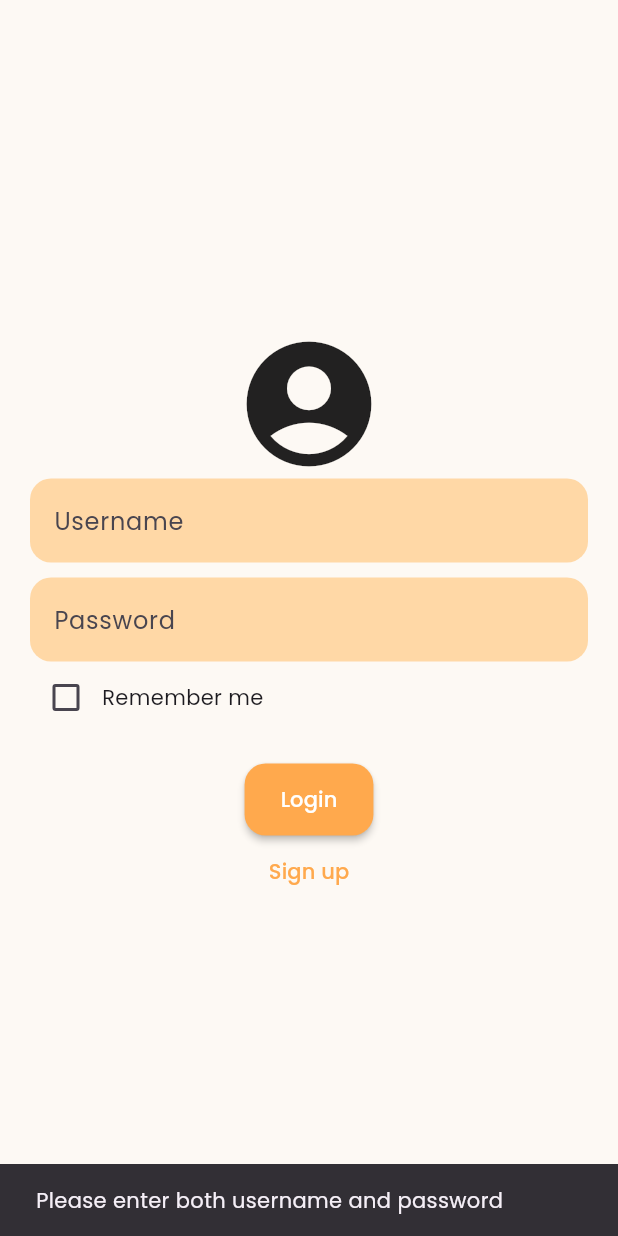
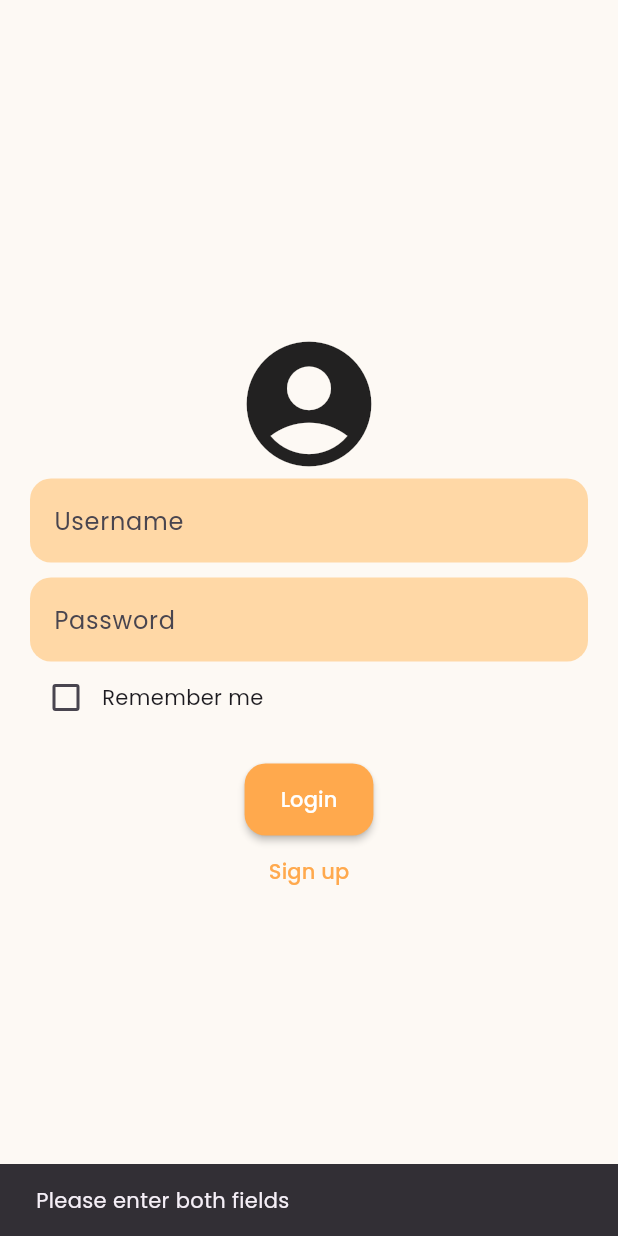
Before and after one commit to Zade19/gradd, a Flutter app: the screen it shows after launch, after a tap on "Login", on a phone screen of 412 x 824 dp. Run offline on Flutter 3.47's test engine with Material 3 defaults, Android fonts, the phone set to English and light mode, and no system bars; our stand-ins replace firebase_core, firebase_messaging, flutter_secure_storage, google_fonts, image_picker, parse_server_sdk_flutter and 1 more; accounts and stored records are empty.

Commit message:
Merge remote-tracking branch 'origin/v2' into v2

```diff
--- a/gradd/lib/sign_in_page.dart
+++ b/gradd/lib/sign_in_page.dart
@@ -5,6 +5,7 @@ import 'package:gradd/sign_up_page.dart';
 import 'package:parse_server_sdk_flutter/parse_server_sdk_flutter.dart';
 import 'package:shared_preferences/shared_preferences.dart';
 import 'package:flutter_secure_storage/flutter_secure_storage.dart';
+
 final storage = FlutterSecureStorage();
 class SignInPage extends StatefulWidget {
   const SignInPage({super.key});
@@ -35,57 +36,59 @@ class SignInPageState extends State<SignInPage> {
   final TextEditingController passwordController = TextEditingController();
   bool rememberMe = false;
   Future<void> _login() async {
-    final username = usernameController.text.trim();
-    final password = passwordController.text.trim();
+    final userNameOrEmail = usernameController.text.trim();
+    final password        = passwordController.text.trim();
 
-    if (username.isEmpty || password.isEmpty) {
-      ScaffoldMessenger.of(context).showSnackBar(
-        SnackBar(content: Text("Please enter both username and password")),
-      );
+    if (userNameOrEmail.isEmpty || password.isEmpty) {
+      _snack('Please enter both fields');
       return;
     }
 
-    final user = ParseUser(username, password, null);
 
-    // Attempt to login with ParseUser
-    final response = await user.login();
+    String username = userNameOrEmail;
+    if (userNameOrEmail.contains('@')) {
+      final q = QueryBuilder<ParseUser>(ParseUser.forQuery())
+        ..whereEqualTo('email', userNameOrEmail);
+      final r = await q.query();
+      if (r.success && r.results != null && r.results!.isNotEmpty) {
+        username = (r.results!.first as ParseUser).username!;
+      } else {
+        _snack('No account found for that e-mail');
+        return;
+      }
+    }
 
-    if (response.success) {
+    final loginRes = await ParseUser(username, password, null).login();
+    if (!loginRes.success) {
+      _snack(loginRes.error?.message ?? 'Login failed');
+      return;
+    }
 
+    // ✅  logged-in → now run the “answer” query just like before
+    final signupQuery = QueryBuilder<ParseObject>(ParseObject('answer'))
+      ..whereEqualTo('username', ParseObject('_User')..objectId = loginRes.result.objectId);
 
-      // Remember the user if they want to stay logged in
+    final answerRes = await signupQuery.query();
+
     if (rememberMe) {
       final prefs = await SharedPreferences.getInstance();
       await prefs.setString('loggedInUsername', username);
       await storage.write(key: 'password', value: password);
     }
-      final signupQuery = QueryBuilder<ParseObject>(ParseObject('answer'))
-        ..whereEqualTo('username', ParseObject('_User')..objectId = user.objectId);
-      final response = await signupQuery.query();
-      // Navigate to MainPage
-      print(response.results);
-      if(response.success&&response.results!=null)
-        {
+
+    if (answerRes.success && answerRes.results != null) {
+      Navigator.pushReplacementNamed(context, '/home');
+    } else {
       Navigator.pushReplacement(
         context,
-            MaterialPageRoute(builder: (context) => MainPage()),
-          );
-          Navigator.pushReplacementNamed(context, '/home');
-        }
-      else{
-        Navigator.pushReplacement(
-          context,
-          MaterialPageRoute(builder: (context) => formPage(formType: 'signup',)),
-        );
-        Navigator.pushReplacementNamed(context, '/home');
-      }
-    } else {
-      // Show an error message if login failed
-      ScaffoldMessenger.of(context).showSnackBar(
-        SnackBar(content: Text("Incorrect login information")),
+        MaterialPageRoute(builder: (_) => formPage(formType: 'signup')),
       );
     }
   }
+
+  void _snack(String msg) =>
+      ScaffoldMessenger.of(context).showSnackBar(SnackBar(content: Text(msg)));
+
 
   @override
   Widget build(BuildContext context) {
```
Lines whose indentation alone changed are shown as unchanged.
